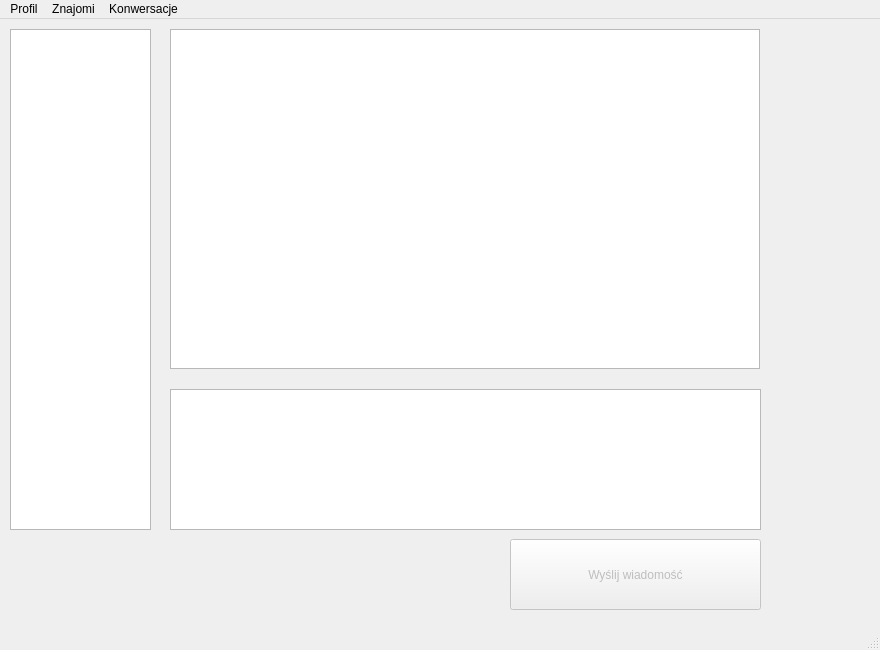
Above: Frontend/Main/UiFiles/Main_window.ui from sasuke5055/Python-messenger1 before the change. Below: the same form after it.
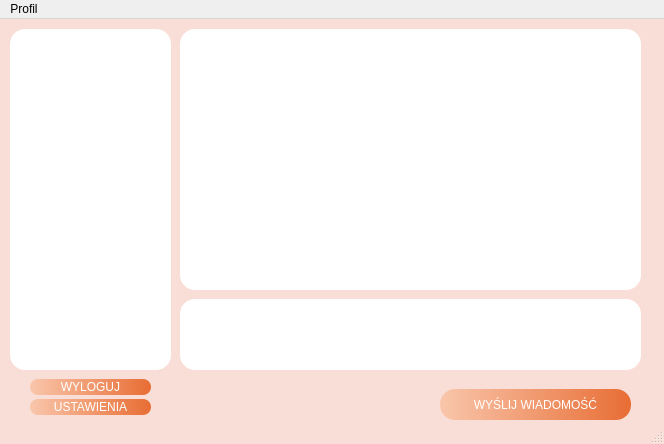
That is the form after the change.

Commit message: style: add style to all ui windows

```diff
--- a/Frontend/Main/UiFiles/Main_window.ui
+++ b/Frontend/Main/UiFiles/Main_window.ui
@@ -1,38 +1,67 @@
 <?xml version="1.0" encoding="UTF-8"?>
 <ui version="4.0">
- <class>DzikBook</class>
- <widget class="QMainWindow" name="DzikBook">
+ <class>MainWindow</class>
+ <widget class="QMainWindow" name="MainWindow">
   <property name="geometry">
    <rect>
     <x>0</x>
     <y>0</y>
-    <width>880</width>
-    <height>650</height>
+    <width>664</width>
+    <height>444</height>
    </rect>
   </property>
-  <property name="sizePolicy">
-   <sizepolicy hsizetype="Fixed" vsizetype="Fixed">
-    <horstretch>0</horstretch>
-    <verstretch>0</verstretch>
-   </sizepolicy>
-  </property>
-  <property name="minimumSize">
-   <size>
-    <width>880</width>
-    <height>650</height>
-   </size>
-  </property>
-  <property name="maximumSize">
-   <size>
-    <width>880</width>
-    <height>650</height>
-   </size>
-  </property>
   <property name="windowTitle">
-   <string>PeaChat</string>
+   <string>MainWindow</string>
   </property>
   <property name="styleSheet">
-   <string notr="true"/>
+   <string notr="true">#MainWindow{
+background-color: rgb(248, 222, 214);
+}
+#centralwidget{
+background-color: rgb(248, 222, 214);
+}
+#button_send_message{
+background-color: qlineargradient(spread:pad, x1:0, y1:0, x2:1, y2:0, stop:0 rgba(249, 198, 171, 255), stop:1 rgba(232, 109, 52, 255));
+border-radius: 15px;
+font: bold 11pt &quot;Routed Gothic&quot;;
+color: white
+}
+#button_send_message:hover {
+background-color: qlineargradient(spread:pad, x1:0, y1:0, x2:1, y2:0, stop:0 rgba(224, 149, 127, 255), stop:1 rgba(228, 78, 9, 255));
+}
+#text_new_message{
+border-radius: 15px;
+font: &quot;Routed Gothic&quot;;
+background-color:white
+}
+#list_messages{
+border-radius: 15px;
+font: &quot;Routed Gothic&quot;;
+background-color:white
+}
+#list_contacts{
+border-radius: 15px;
+font: &quot;Routed Gothic&quot;;
+background-color:white
+}
+#button_Logout{
+background-color: qlineargradient(spread:pad, x1:0, y1:0, x2:1, y2:0, stop:0 rgba(249, 198, 171, 255), stop:1 rgba(232, 109, 52, 255));
+border-radius: 8px;
+font: bold 9pt &quot;Routed Gothic&quot;;
+color: white
+}
+#button_Logout:hover {
+background-color: qlineargradient(spread:pad, x1:0, y1:0, x2:1, y2:0, stop:0 rgba(224, 149, 127, 255), stop:1 rgba(228, 78, 9, 255));
+}
+#button_Settings{
+background-color: qlineargradient(spread:pad, x1:0, y1:0, x2:1, y2:0, stop:0 rgba(249, 198, 171, 255), stop:1 rgba(232, 109, 52, 255));
+border-radius: 8px;
+font: bold 9pt &quot;Routed Gothic&quot;;
+color: white
+}
+#button_Settings:hover {
+background-color: qlineargradient(spread:pad, x1:0, y1:0, x2:1, y2:0, stop:0 rgba(224, 149, 127, 255), stop:1 rgba(228, 78, 9, 255));
+}</string>
   </property>
   <widget class="QWidget" name="centralwidget">
    <widget class="QListWidget" name="list_contacts">
@@ -40,26 +69,20 @@
      <rect>
       <x>10</x>
       <y>10</y>
-      <width>141</width>
-      <height>501</height>
+      <width>161</width>
+      <height>341</height>
      </rect>
     </property>
    </widget>
    <widget class="QListWidget" name="list_messages">
     <property name="geometry">
      <rect>
-      <x>170</x>
+      <x>180</x>
       <y>10</y>
-      <width>590</width>
-      <height>340</height>
+      <width>461</width>
+      <height>261</height>
      </rect>
     </property>
-    <property name="minimumSize">
-     <size>
-      <width>590</width>
-      <height>340</height>
-     </size>
-    </property>
     <property name="maximumSize">
      <size>
       <width>590</width>
@@ -76,10 +99,10 @@
    <widget class="QTextEdit" name="text_new_message">
     <property name="geometry">
      <rect>
-      <x>170</x>
-      <y>370</y>
-      <width>591</width>
-      <height>141</height>
+      <x>180</x>
+      <y>280</y>
+      <width>461</width>
+      <height>71</height>
      </rect>
     </property>
     <property name="whatsThis">
@@ -87,15 +110,12 @@
     </property>
    </widget>
    <widget class="QPushButton" name="button_send_message">
-    <property name="enabled">
-     <bool>false</bool>
-    </property>
     <property name="geometry">
      <rect>
-      <x>510</x>
-      <y>520</y>
-      <width>251</width>
-      <height>71</height>
+      <x>440</x>
+      <y>370</y>
+      <width>191</width>
+      <height>31</height>
      </rect>
     </property>
     <property name="toolTip">
@@ -108,7 +128,33 @@
      <string notr="true"/>
     </property>
     <property name="text">
-     <string>Wyślij wiadomość</string>
+     <string>WYŚLIJ WIADOMOŚĆ</string>
+    </property>
+   </widget>
+   <widget class="QPushButton" name="button_Logout">
+    <property name="geometry">
+     <rect>
+      <x>30</x>
+      <y>360</y>
+      <width>121</width>
+      <height>16</height>
+     </rect>
+    </property>
+    <property name="text">
+     <string>WYLOGUJ</string>
+    </property>
+   </widget>
+   <widget class="QPushButton" name="button_Settings">
+    <property name="geometry">
+     <rect>
+      <x>30</x>
+      <y>380</y>
+      <width>121</width>
+      <height>16</height>
+     </rect>
+    </property>
+    <property name="text">
+     <string>USTAWIENIA</string>
     </property>
    </widget>
   </widget>
@@ -117,8 +163,8 @@
     <rect>
      <x>0</x>
      <y>0</y>
-     <width>880</width>
-     <height>21</height>
+     <width>664</width>
+     <height>22</height>
     </rect>
    </property>
    <widget class="QMenu" name="menu_profile">
@@ -128,23 +174,7 @@
     <addaction name="action_change_pass"/>
     <addaction name="action_change_infos"/>
    </widget>
-   <widget class="QMenu" name="menu_friends">
-    <property name="title">
-     <string>Znajomi</string>
-    </property>
-    <addaction name="action_friens_list"/>
-    <addaction name="action_find_friends"/>
-    <addaction name="action_invitations_list"/>
-   </widget>
-   <widget class="QMenu" name="menuKonwersacje">
-    <property name="title">
-     <string>Konwersacje</string>
-    </property>
-    <addaction name="action_nowa_konwersacja"/>
-   </widget>
    <addaction name="menu_profile"/>
-   <addaction name="menu_friends"/>
-   <addaction name="menuKonwersacje"/>
   </widget>
   <widget class="QStatusBar" name="statusbar"/>
   <action name="action_change_pass">
@@ -157,31 +187,6 @@
     <string>Zmiana danych</string>
    </property>
   </action>
-  <action name="action_friens_list">
-   <property name="text">
-    <string>Lista znajomych</string>
-   </property>
-  </action>
-  <action name="action_find_friends">
-   <property name="text">
-    <string>Szukaj znajomych</string>
-   </property>
-  </action>
-  <action name="action_invitations_list">
-   <property name="text">
-    <string>Zaproszenia</string>
-   </property>
-  </action>
-  <action name="actionStw_rz_now">
-   <property name="text">
-    <string>Stwórz nową</string>
-   </property>
-  </action>
-  <action name="action_nowa_konwersacja">
-   <property name="text">
-    <string>nowa konwersacja</string>
-   </property>
-  </action>
  </widget>
  <resources/>
  <connections/>
```
The commit also changes 8 other files.
